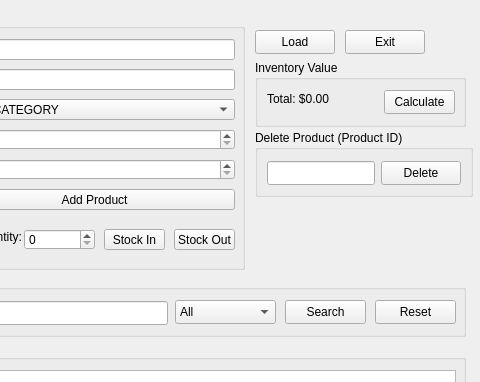
iRyllB/digital_inventory_system, file ui/mainwindow.ui: the form before one commit; both pictures show x 145 to 625 and y 0 to 382 of the 625 by 670 pixel window.
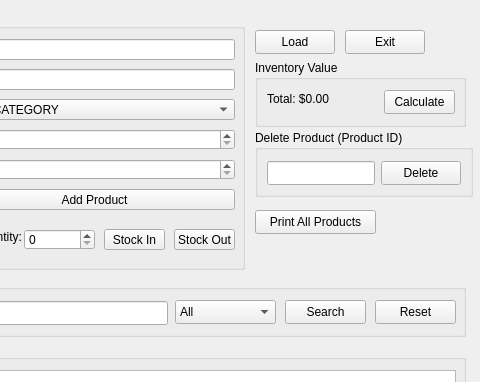
The form after the commit.

```diff
--- a/ui/mainwindow.ui
+++ b/ui/mainwindow.ui
@@ -466,6 +466,19 @@
      <string>Load</string>
     </property>
    </widget>
+   <widget class="QPushButton" name="pushButton_print">
+    <property name="geometry">
+     <rect>
+      <x>400</x>
+      <y>210</y>
+      <width>121</width>
+      <height>24</height>
+     </rect>
+    </property>
+    <property name="text">
+     <string>Print All Products</string>
+    </property>
+   </widget>
   </widget>
   <widget class="QStatusBar" name="statusbar"/>
  </widget>
```
